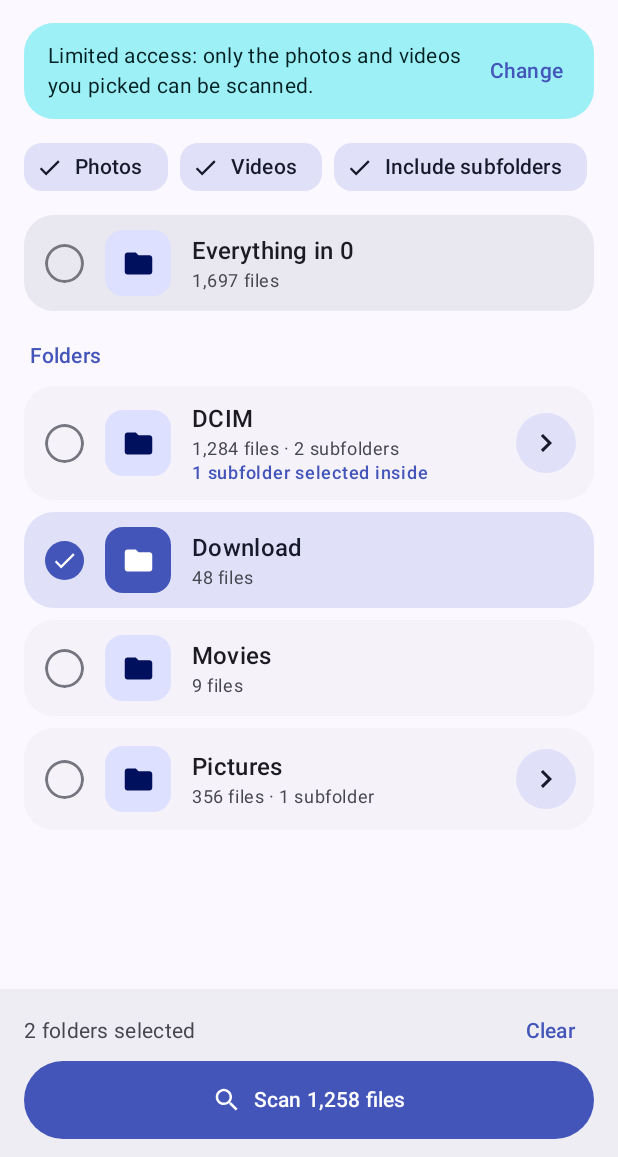
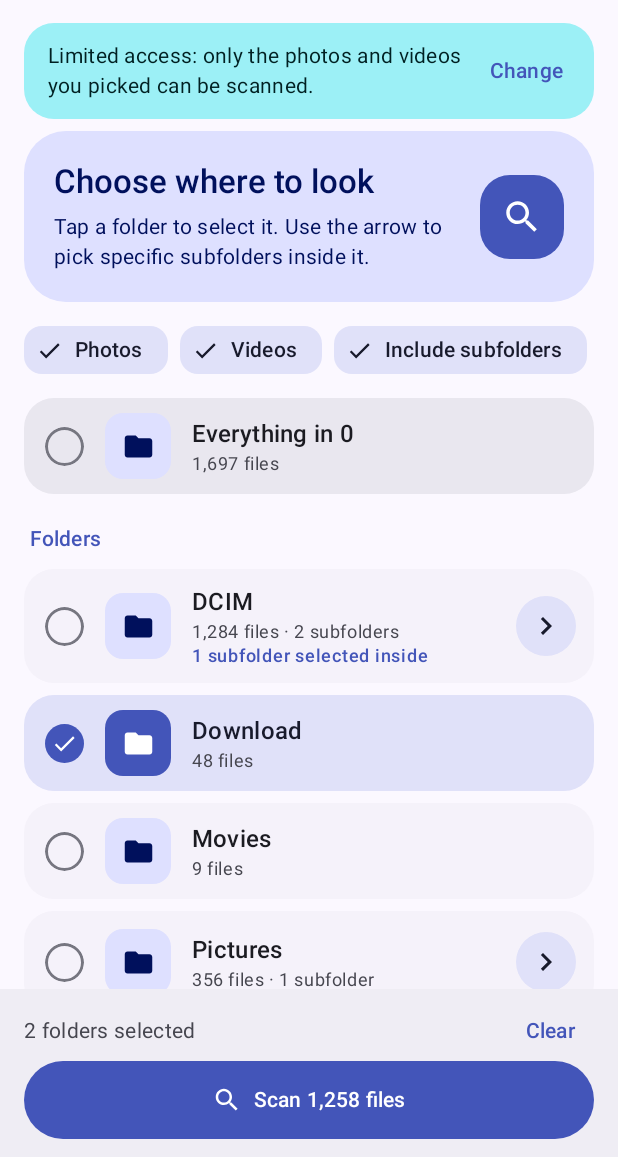
Before and after one commit to SahasPunchihewa/twin-scan, an Android app built with Jetpack Compose: the @Preview function PickerWithSelectionPreview, on a phone screen of 412 x 824 dp, the part 79-1236 px from its top. Run offline under Robolectric (Android 15) with nearby library versions, the phone set to English and light mode, and no system bars.

Commit message:
Fix folder list jumping and invisible arrow on selected folders
Keep the intro card visible at the top level so rows no longer shift
when the first folder is selected, and give the open-folder button a
contrasting colour on selected cards.

Co-Authored-By: Claude Fable 5.2 <noreply@anthropic.com>

```diff
--- a/app/src/main/java/com/sahas/twinscan/ui/FolderPickerScreen.kt
+++ b/app/src/main/java/com/sahas/twinscan/ui/FolderPickerScreen.kt
@@ -27,6 +27,7 @@ import androidx.compose.material3.FilterChip
 import androidx.compose.material3.FilterChipDefaults
 import androidx.compose.material3.Icon
 import androidx.compose.material3.IconButton
+import androidx.compose.material3.IconButtonDefaults
 import androidx.compose.material3.MaterialTheme
 import androidx.compose.material3.Scaffold
 import androidx.compose.material3.SnackbarHost
@@ -135,7 +136,9 @@ fun FolderPickerScreen(
                 if (partialAccess) {
                     item(key = "partial") { PartialAccessCard(onManageAccess) }
                 }
-                if (atRoot && state.selectedFolders.isEmpty()) {
+                // Shown for the whole time at the top level: removing it on first selection
+                // would shift every row under the user's finger.
+                if (atRoot) {
                     item(key = "intro") { IntroCard() }
                 }
                 item(key = "options") { ScanOptions(state, viewModel) }
@@ -300,7 +303,14 @@ private fun FolderCard(
                 }
             }
             if (onOpen != null) {
-                FilledTonalIconButton(onClick = onOpen) {
+                FilledTonalIconButton(
+                    onClick = onOpen,
+                    // The default tonal colour equals a selected card's colour, so lift it then.
+                    colors = IconButtonDefaults.filledTonalIconButtonColors(
+                        containerColor = if (selected) colors.surface else colors.secondaryContainer,
+                        contentColor = if (selected) colors.onSurface else colors.onSecondaryContainer,
+                    ),
+                ) {
                     Icon(painterResource(R.drawable.ic_chevron_right), contentDescription = "Open $title")
                 }
             } else {
```
